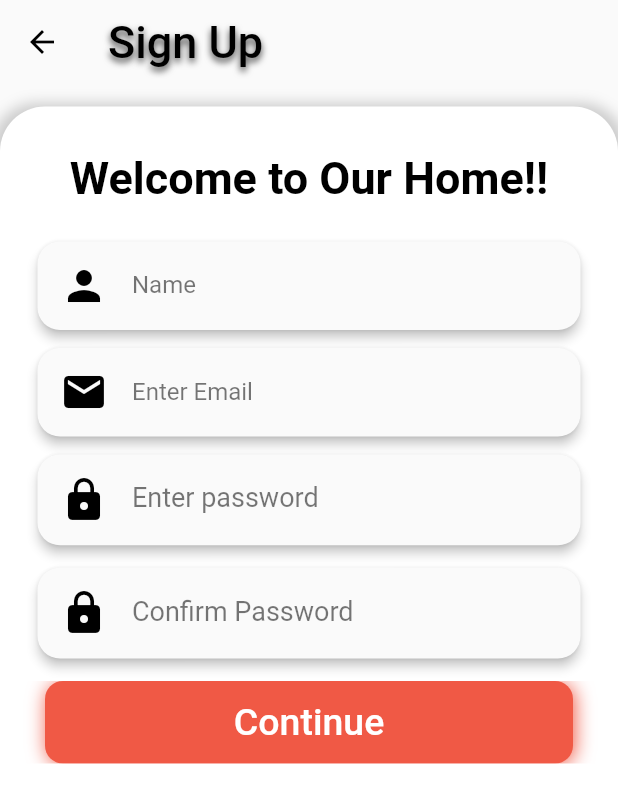
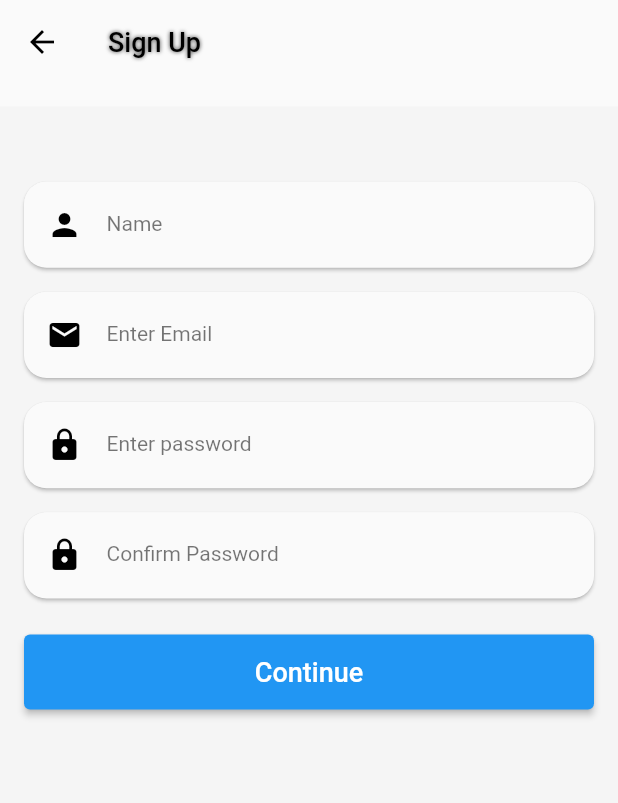
Before and after one commit to DavinderSingh-ds/Dogs_diary, a Flutter app: the screen it shows after launch, after a tap on "Sign Up", on a phone screen of 412 x 824 dp. Shown: the top 803 px of the screen. Run offline on Flutter 3.47's test engine with Material 2 defaults, Android fonts, the phone set to English and light mode, and no system bars; our stand-ins replace fluttertoast, progress_indicators, sqflite; missing offline and left inert: diamond_bottom_bar, flutter_slimy_card, simple_speed_dial; accounts and stored records are empty; Roboto replaces fonts that are missing (Segoe UI).

Commit message:
Correcting_Fonts_and_icons_Size_

```diff
--- a/lib/Screens/EnterDetail.dart
+++ b/lib/Screens/EnterDetail.dart
@@ -26,15 +26,6 @@ class _EnterDetailState extends State<EnterDetail> {
   GlobalKey _formKey = GlobalKey();
 
   final _databaseProvider = Databaseprovider.instance;
-
-  DateTime selectedDate = DateTime.now();
-  var pickedDate;
-
-  @override
-  void initState() {
-    super.initState();
-    WidgetsBinding.instance!.addPostFrameCallback((timeStamp) {});
-  }
 
   @override
   Widget build(BuildContext context) {
--- a/lib/Screens/LoginScreen.dart
+++ b/lib/Screens/LoginScreen.dart
@@ -75,20 +75,17 @@ class _SearchScreenState extends State<LoginScreen> {
     final screenWidth = MediaQuery.of(context).size.width;
     final double r = (175 / 360);
     final coverHeight = screenWidth * r;
-    bool _pinned = false;
-    bool _snap = false;
-    bool _floating = false;
 
     final widgetList = [
       Row(
         children: [
           SizedBox(
-            width: 28,
+            width: 16,
           ),
           Text(
             'Welcome',
             style: TextStyle(
-              fontSize: 40,
+              fontSize: 18,
               fontWeight: FontWeight.bold,
               color: const Color(0xff000000),
             ),
@@ -97,7 +94,7 @@ class _SearchScreenState extends State<LoginScreen> {
         ],
       ),
       SizedBox(
-        height: 12.0,
+        height: 16.0,
       ),
       Form(
           key: _formKey,
@@ -111,16 +108,48 @@ class _SearchScreenState extends State<LoginScreen> {
                 keyboardType: TextInputType.emailAddress,
               ),
               SizedBox(
-                height: 12.0,
+                height: 16,
               ),
-              InputTextWidget(
+              Padding(
+                padding: const EdgeInsets.only(left: 16, right: 16),
+                child: Container(
+                  child: Material(
+                    elevation: 1.0,
+                    shadowColor: Colors.black,
+                    borderRadius: BorderRadius.circular(15.0),
+                    child: Padding(
+                      padding: const EdgeInsets.only(right: 20.0, left: 15.0),
+                      child: TextFormField(
+                          obscureText: true,
+                          textInputAction: TextInputAction.done,
+                          autofocus: false,
+                          keyboardType: TextInputType.text,
+                          decoration: InputDecoration(
+                            icon: Icon(
+                              Icons.lock,
+                              color: Colors.black,
+                              size: 24.0,
+                            ),
+                            labelText: "Enter password",
+                            labelStyle: TextStyle(
+                                color: Colors.black54, fontSize: 14.0),
+                            hintText: '',
+                            enabledBorder: InputBorder.none,
+                            border: InputBorder.none,
+                          ),
                           controller: _pwdController,
-                  labelText: "Password",
-                  icon: Icons.lock,
-                  obscureText: true,
-                  keyboardType: TextInputType.text),
+                          validator: (val) {
+                            if (val!.isEmpty) {
+                              return 'type a password';
+                            }
+                            return null;
+                          }),
+                    ),
+                  ),
+                ),
+              ),
               Padding(
-                padding: const EdgeInsets.only(right: 25.0, top: 10.0),
+                padding: const EdgeInsets.only(right: 16, top: 16),
                 child: Align(
                     alignment: Alignment.topRight,
                     child: Material(
@@ -130,7 +159,7 @@ class _SearchScreenState extends State<LoginScreen> {
                         child: Text(
                           "Forgot password?",
                           style: TextStyle(
-                              fontSize: 15,
+                              fontSize: 14,
                               fontWeight: FontWeight.bold,
                               color: Colors.grey[700]),
                         ),
@@ -138,10 +167,10 @@ class _SearchScreenState extends State<LoginScreen> {
                     )),
               ),
               SizedBox(
-                height: 15.0,
+                height: 16,
               ),
               Container(
-                height: 55.0,
+                height: 50.0,
                 child: ElevatedButton(
                   onPressed: () async {
                     final FormState? formm =
@@ -154,30 +183,22 @@ class _SearchScreenState extends State<LoginScreen> {
                   style: ElevatedButton.styleFrom(
                     primary: Colors.white,
                     elevation: 0.0,
-                    minimumSize: Size(screenWidth, 150),
-                    padding: EdgeInsets.symmetric(horizontal: 30),
+                    padding: EdgeInsets.symmetric(horizontal: 16),
                     shape: const RoundedRectangleBorder(
                       borderRadius: BorderRadius.all(Radius.circular(0)),
                     ),
                   ),
                   child: Ink(
                     decoration: BoxDecoration(
-                        boxShadow: <BoxShadow>[
-                          BoxShadow(
                         color: Colors.red,
-                              offset: const Offset(1.1, 1.1),
-                              blurRadius: 10.0),
-                        ],
-                        color: Colors.red, // Color(0xffF05945),
-                        borderRadius: BorderRadius.circular(12.0)),
+                        borderRadius: BorderRadius.circular(10.0)),
                     child: Container(
                       alignment: Alignment.center,
                       child: Text(
                         "Sign in",
                         style: TextStyle(
-                          fontSize: 22,
+                          fontSize: 18,
                           color: Colors.white,
-                          fontFamily: 'Times New Roman',
                           fontWeight: FontWeight.bold,
                         ),
                       ),
@@ -188,12 +209,40 @@ class _SearchScreenState extends State<LoginScreen> {
             ],
           )),
       SizedBox(
-        height: 15.0,
+        height: 16,
       ),
-      Wrap(
+      Container(
+        height: 50.0,
+        child: Center(
+            child: Wrap(
+          children: [
+            Text(
+              "Don't have an account? ",
+              style: TextStyle(
+                  color: Colors.grey[600], fontWeight: FontWeight.bold),
+            ),
+            Material(
+                child: InkWell(
+              onTap: () => Navigator.of(context).push(MaterialPageRoute(
+                builder: (context) => SignUpScreen(),
+              )),
+              child: Text(
+                "Sign Up",
+                style: TextStyle(
+                  color: Colors.blue[800],
+                  fontWeight: FontWeight.bold,
+                  fontSize: 14,
+                ),
+              ),
+            )),
+          ],
+        )),
+      ),
+      Row(
+        mainAxisAlignment: MainAxisAlignment.spaceBetween,
         children: [
           Padding(
-            padding: const EdgeInsets.only(left: 30.0, right: 10.0, top: 15.0),
+            padding: const EdgeInsets.only(left: 16, top: 16),
             child: Container(
               decoration: BoxDecoration(
                   boxShadow: <BoxShadow>[
@@ -227,7 +276,6 @@ class _SearchScreenState extends State<LoginScreen> {
                           "Sign in",
                           style: TextStyle(
                             color: Colors.blue,
-                            fontFamily: 'Times New Roman',
                             fontWeight: FontWeight.bold,
                           ),
                         ),
@@ -239,12 +287,12 @@ class _SearchScreenState extends State<LoginScreen> {
             ),
           ),
           Padding(
-            padding: const EdgeInsets.only(left: 10.0, right: 30.0, top: 15.0),
+            padding: const EdgeInsets.only(right: 16, top: 16),
             child: Container(
               decoration: BoxDecoration(
                   boxShadow: <BoxShadow>[
                     BoxShadow(
-                        color: Colors.grey, //Color(0xfff05945),
+                        color: Colors.grey,
                         offset: const Offset(0, 0),
                         blurRadius: 5.0),
                   ],
@@ -273,7 +321,6 @@ class _SearchScreenState extends State<LoginScreen> {
                           "Sign in",
                           style: TextStyle(
                             color: Colors.red,
-                            fontFamily: 'Times New Roman',
                             fontWeight: FontWeight.bold,
                           ),
                         ),
@@ -293,20 +340,14 @@ class _SearchScreenState extends State<LoginScreen> {
     return Scaffold(
       extendBodyBehindAppBar: true,
       appBar: AppBar(
-        leading: Icon(Icons.arrow_back),
         backgroundColor: Colors.transparent,
         elevation: 0.0,
       ),
       body: CustomScrollView(
         slivers: <Widget>[
           SliverAppBar(
-            pinned: _pinned,
-            snap: _snap,
-            floating: _floating,
-            expandedHeight: coverHeight - 25, //304,
-            backgroundColor: Color(0xFFdccdb4),
+            expandedHeight: coverHeight - 25,
             flexibleSpace: FlexibleSpaceBar(
-              centerTitle: true,
               background: Image.asset(
                 "images/covver.jpg",
                 fit: BoxFit.cover,
@@ -314,29 +355,15 @@ class _SearchScreenState extends State<LoginScreen> {
             ),
           ),
           SliverToBoxAdapter(
-            child: Container(
-              decoration: BoxDecoration(
-                  borderRadius: BorderRadius.only(),
-                  gradient: LinearGradient(
-                      colors: <Color>[Color(0xFFdccdb4), Color(0xFFd8c3ab)])),
-              width: screenWidth,
-              height: 25,
             child: Column(
               mainAxisAlignment: MainAxisAlignment.end,
               children: <Widget>[
                 Container(
                   width: screenWidth,
                   height: 25,
-                    decoration: BoxDecoration(
-                      color: Colors.white,
-                      borderRadius: BorderRadius.only(
-                        topLeft: const Radius.circular(30.0),
-                        topRight: const Radius.circular(30.0),
-                      ),
-                    ),
+                  color: Colors.grey[100],
                 ),
               ],
-              ),
             ),
           ),
           SliverList(
@@ -346,39 +373,6 @@ class _SearchScreenState extends State<LoginScreen> {
           }, childCount: widgetList.length))
         ],
       ),
-      bottomNavigationBar: Stack(
-        children: [
-          Container(
-            height: 50.0,
-            margin: const EdgeInsets.only(bottom: 50.0),
-            color: Colors.white,
-            child: Center(
-                child: Wrap(
-              children: [
-                Text(
-                  "Don't have an account? ",
-                  style: TextStyle(
-                      color: Colors.grey[600], fontWeight: FontWeight.bold),
-                ),
-                Material(
-                    child: InkWell(
-                  onTap: () => Navigator.of(context).push(MaterialPageRoute(
-                    builder: (context) => SignUpScreen(),
-                  )),
-                  child: Text(
-                    "Sign Up",
-                    style: TextStyle(
-                      color: Colors.blue[800],
-                      fontWeight: FontWeight.bold,
-                      fontSize: 15,
-                    ),
-                  ),
-                )),
-              ],
-            )),
-          ),
-        ],
-      ),
     );
   }
 }
--- a/lib/Screens/MyHomepage.dart
+++ b/lib/Screens/MyHomepage.dart
@@ -1,11 +1,9 @@
-import 'package:dog_app/Screens/LoginScreen.dart';
 import 'package:dog_app/Screens/Chatting.dart';
 import 'package:dog_app/Screens/Dashboard.dart';
 import 'package:dog_app/Screens/Feeds.dart';
 import 'package:dog_app/Screens/AvailableDogs.dart';
 import 'package:dog_app/Screens/Profile.dart';
 import 'package:flutter/material.dart';
-
 import 'package:diamond_bottom_bar/diamond_bottom_bar.dart';
 
 class MyHomePage extends StatefulWidget {
@@ -44,15 +42,6 @@ class _MyHomePageState extends State<MyHomePage> {
               color: Colors.deepPurple,
             ),
           ),
-          leading: InkWell(
-            onTap: () => Navigator.of(context).push(MaterialPageRoute(
-              builder: (context) => LoginScreen(),
-            )),
-            child: Icon(
-              Icons.arrow_back,
-              color: Colors.black,
-            ),
-          ),
           backgroundColor: Colors.grey[100],
           elevation: 0.0,
         ),
--- a/lib/Screens/SignupScreen.dart
+++ b/lib/Screens/SignupScreen.dart
@@ -1,10 +1,8 @@
 import 'dart:developer';
-
 import 'package:dog_app/Database/Database.dart';
 import 'package:dog_app/Database/SessionTable.dart';
 import 'package:dog_app/Database/UsersTable.dart';
 import 'package:dog_app/Widgets/InputTextWidget.dart';
-import 'package:dog_app/Screens/LoginScreen.dart';
 import 'package:dog_app/Screens/MyHomepage.dart';
 import 'package:flutter/material.dart';
 import 'package:fluttertoast/fluttertoast.dart';
@@ -31,12 +29,6 @@ class _SignUpScreenState extends State<SignUpScreen> {
   final _databaseProviderr = Databaseprovider.instance;
 
   @override
-  void initState() {
-    super.initState();
-    WidgetsBinding.instance!.addPostFrameCallback((timeStamp) {});
-  }
-
-  @override
   Widget build(BuildContext context) {
     final screenWidth = MediaQuery.of(context).size.width;
     final screenHeight = MediaQuery.of(context).size.height;
@@ -45,19 +37,17 @@ class _SignUpScreenState extends State<SignUpScreen> {
         title: Text("Sign Up",
             style: TextStyle(
               color: Colors.black,
-              fontSize: 30,
+              fontSize: 18,
               shadows: [
                 Shadow(
                   color: const Color(0xba000000),
-                  offset: Offset(0, 3),
-                  blurRadius: 6,
+                  offset: Offset(0, 0),
+                  blurRadius: 3,
                 )
               ],
             )),
         leading: InkWell(
-          onTap: () => Navigator.of(context).push(MaterialPageRoute(
-            builder: (context) => LoginScreen(),
-          )),
+          onTap: () => Navigator.pop(context),
           child: Icon(
             Icons.arrow_back,
             color: Colors.black,
@@ -66,23 +56,12 @@ class _SignUpScreenState extends State<SignUpScreen> {
         backgroundColor: Colors.transparent,
         elevation: 0.0,
       ),
-      body: Padding(
-        padding: const EdgeInsets.only(top: 15.0),
+      body: Center(
+        child: Padding(
+          padding: const EdgeInsets.only(top: 15),
           child: Container(
             decoration: BoxDecoration(
-            borderRadius: BorderRadius.only(
-              topLeft: Radius.circular(30),
-              topRight: Radius.circular(30),
-            ),
-            color: Colors.white,
-            boxShadow: [
-              BoxShadow(
-                color: Colors.grey.withOpacity(0.5),
-                spreadRadius: 5,
-                blurRadius: 7,
-                offset: Offset(0, 3),
-              ),
-            ],
+              color: Colors.grey[100],
             ),
             width: screenWidth,
             height: screenHeight,
@@ -92,20 +71,7 @@ class _SignUpScreenState extends State<SignUpScreen> {
                 child: Column(
                   children: [
                     SizedBox(
-                    height: 30.0,
-                  ),
-                  Text(
-                    'Welcome to Our Home!!',
-                    style: TextStyle(
-                      fontFamily: 'Segoe UI',
-                      fontSize: 30,
-                      fontWeight: FontWeight.bold,
-                      color: const Color(0xff000000),
-                    ),
-                    textAlign: TextAlign.left,
-                  ),
-                  SizedBox(
-                    height: 25.0,
+                      height: 50,
                     ),
                     InputTextWidget(
                         controller: _namecontroller,
@@ -114,7 +80,7 @@ class _SignUpScreenState extends State<SignUpScreen> {
                         obscureText: false,
                         keyboardType: TextInputType.text),
                     SizedBox(
-                    height: 12.0,
+                      height: 16.0,
                     ),
                     InputTextWidget(
                         controller: _emailController,
@@ -123,13 +89,13 @@ class _SignUpScreenState extends State<SignUpScreen> {
                         obscureText: false,
                         keyboardType: TextInputType.emailAddress),
                     SizedBox(
-                    height: 12.0,
+                      height: 16.0,
                     ),
                     Padding(
-                    padding: const EdgeInsets.only(left: 25.0, right: 25.0),
+                      padding: const EdgeInsets.only(left: 16, right: 16),
                       child: Container(
                         child: Material(
-                        elevation: 3.0,
+                          elevation: 1.0,
                           shadowColor: Colors.black,
                           borderRadius: BorderRadius.circular(15.0),
                           child: Padding(
@@ -144,16 +110,13 @@ class _SignUpScreenState extends State<SignUpScreen> {
                                   icon: Icon(
                                     Icons.lock,
                                     color: Colors.black,
-                                  size: 32.0,
+                                    size: 24.0,
                                   ),
                                   labelText: "Enter password",
                                   labelStyle: TextStyle(
-                                    color: Colors.black54, fontSize: 18.0),
+                                      color: Colors.black54, fontSize: 14.0),
                                   hintText: '',
                                   enabledBorder: InputBorder.none,
-                                focusedBorder: UnderlineInputBorder(
-                                  borderSide: BorderSide(color: Colors.black54),
-                                ),
                                   border: InputBorder.none,
                                 ),
                                 controller: _pass,
@@ -171,13 +134,13 @@ class _SignUpScreenState extends State<SignUpScreen> {
                       ),
                     ),
                     SizedBox(
-                    height: 15.0,
+                      height: 16.0,
                     ),
                     Padding(
-                    padding: const EdgeInsets.only(left: 25.0, right: 25.0),
+                      padding: const EdgeInsets.only(left: 16, right: 16),
                       child: Container(
                         child: Material(
-                        elevation: 3.0,
+                          elevation: 1.0,
                           shadowColor: Colors.black,
                           borderRadius: BorderRadius.circular(15.0),
                           child: Padding(
@@ -185,23 +148,20 @@ class _SignUpScreenState extends State<SignUpScreen> {
                                 const EdgeInsets.only(right: 20.0, left: 15.0),
                             child: TextFormField(
                                 obscureText: true,
-                              textInputAction: TextInputAction.next,
+                                textInputAction: TextInputAction.done,
                                 autofocus: false,
                                 keyboardType: TextInputType.text,
                                 decoration: InputDecoration(
                                   icon: Icon(
                                     Icons.lock,
                                     color: Colors.black,
-                                  size: 32.0,
+                                    size: 24.0,
                                   ),
                                   labelText: "Confirm Password",
                                   labelStyle: TextStyle(
-                                    color: Colors.black54, fontSize: 18.0),
+                                      color: Colors.black54, fontSize: 14.0),
                                   hintText: '',
                                   enabledBorder: InputBorder.none,
-                                focusedBorder: UnderlineInputBorder(
-                                  borderSide: BorderSide(color: Colors.black54),
-                                ),
                                   border: InputBorder.none,
                                 ),
                                 controller: _confirmPass,
@@ -216,11 +176,15 @@ class _SignUpScreenState extends State<SignUpScreen> {
                       ),
                     ),
                     SizedBox(
-                    height: 15.0,
+                      height: 16.0,
                     ),
-                  Container(
-                    height: 55.0,
+                    Padding(
+                      padding:
+                          const EdgeInsets.only(left: 16, right: 16, top: 8),
+                      child: Container(
+                        height: 50.0,
                         child: ElevatedButton(
+                          clipBehavior: Clip.antiAlias,
                           onPressed: () async {
                             final FormState? formm = _formKey.currentState;
                             if (formm!.validate()) {
@@ -269,31 +233,15 @@ class _SignUpScreenState extends State<SignUpScreen> {
                               );
                             }
                           },
-                      style: ElevatedButton.styleFrom(
-                        primary: Colors.white,
-                        elevation: 0.0,
-                        minimumSize: Size(screenWidth, 150),
-                        padding: EdgeInsets.symmetric(horizontal: 30),
-                        shape: const RoundedRectangleBorder(
-                          borderRadius: BorderRadius.all(Radius.circular(0)),
-                        ),
-                      ),
                           child: Ink(
-                        decoration: BoxDecoration(
-                            boxShadow: <BoxShadow>[
-                              BoxShadow(
-                                  color: Color(0xfff05945),
-                                  offset: const Offset(1.1, 1.1),
-                                  blurRadius: 10.0),
-                            ],
-                            color: Color(0xffF05945),
-                            borderRadius: BorderRadius.circular(12.0)),
                             child: Container(
                               alignment: Alignment.center,
                               child: Text(
                                 "Continue",
                                 textAlign: TextAlign.center,
-                            style: TextStyle(color: Colors.white, fontSize: 25),
+                                style: TextStyle(
+                                    color: Colors.white, fontSize: 18),
+                              ),
                             ),
                           ),
                         ),
@@ -305,6 +253,7 @@ class _SignUpScreenState extends State<SignUpScreen> {
             ),
           ),
         ),
+      ),
     );
   }
 }
--- a/lib/Widgets/InputTextWidget.dart
+++ b/lib/Widgets/InputTextWidget.dart
@@ -23,10 +23,10 @@ class _InputTextWidgetState extends State<InputTextWidget> {
   @override
   Widget build(BuildContext context) {
     return Padding(
-      padding: const EdgeInsets.only(left: 25.0, right: 25.0),
+      padding: const EdgeInsets.only(left: 16, right: 16),
       child: Container(
         child: Material(
-          elevation: 3.0,
+          elevation: 1.0,
           shadowColor: Colors.black,
           borderRadius: BorderRadius.circular(15.0),
           child: Padding(
@@ -41,15 +41,12 @@ class _InputTextWidgetState extends State<InputTextWidget> {
                 icon: Icon(
                   widget.icon,
                   color: Colors.black,
-                  size: 32.0,
+                  size: 24.0,
                 ),
                 labelText: widget.labelText,
-                labelStyle: TextStyle(color: Colors.black54, fontSize: 16.0),
+                labelStyle: TextStyle(color: Colors.black54, fontSize: 14.0),
                 hintText: '',
                 enabledBorder: InputBorder.none,
-                focusedBorder: UnderlineInputBorder(
-                  borderSide: BorderSide(color: Colors.black54),
-                ),
                 border: InputBorder.none,
               ),
               validator: (val) {
--- a/lib/main.dart
+++ b/lib/main.dart
@@ -1,10 +1,8 @@
 import 'dart:async';
 import 'dart:developer';
-
 import 'package:dog_app/Screens/LoginScreen.dart';
 import 'package:dog_app/Database/Database.dart';
 import 'package:dog_app/Screens/MyHomepage.dart';
-
 import 'package:flutter/material.dart';
 import 'package:flutter/services.dart';
 import 'package:progress_indicators/progress_indicators.dart';
```
Lines whose indentation alone changed are shown as unchanged.
